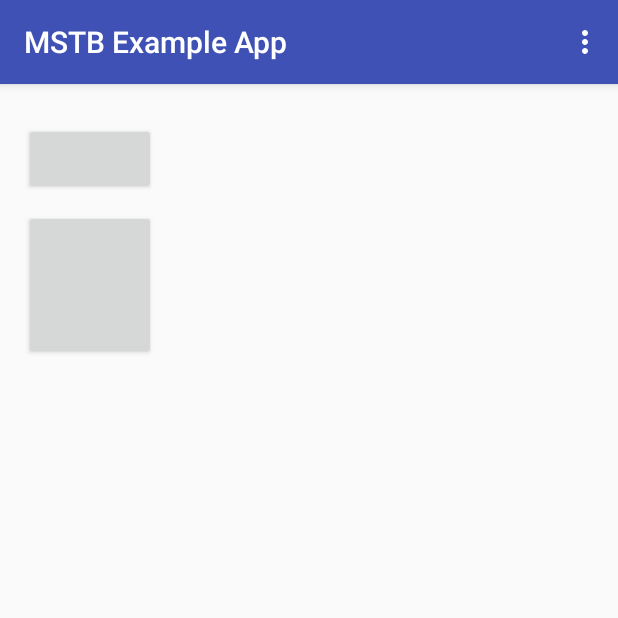
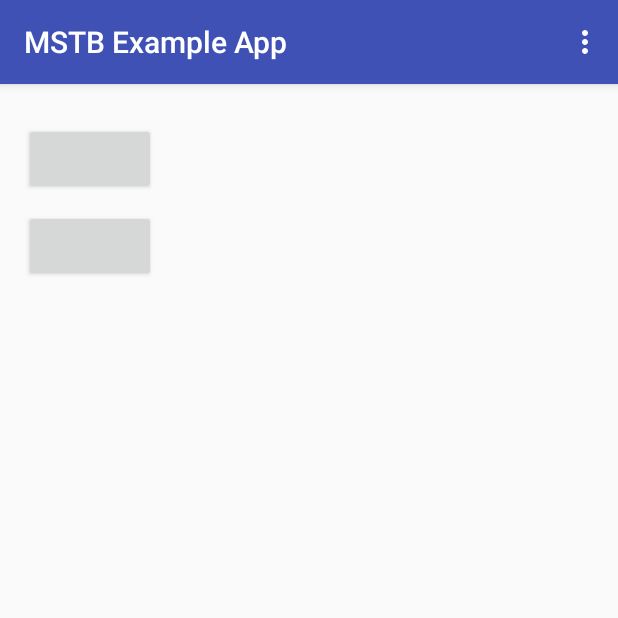
Before and after one commit to jlhonora/multistatetogglebutton, an Android app: the screen it shows after launch (MainActivity), on a phone screen of 412 x 824 dp, the top half of it. Run offline under Robolectric (Android 15) with nearby library versions, the phone set to English and light mode, and no system bars; libraries missing offline, so code that uses them is left out: org.honorato.multistatetogglebutton; plain views replace MultiStateToggleButton; 2 statements that could not run were skipped.

Commit message:
Revert to normal height

```diff
--- a/example/src/main/res/layout/activity_main.xml
+++ b/example/src/main/res/layout/activity_main.xml
@@ -1,5 +1,6 @@
 <LinearLayout xmlns:android="http://schemas.android.com/apk/res/android"
-    xmlns:tools="http://schemas.android.com/tools" android:layout_width="match_parent"
+    xmlns:tools="http://schemas.android.com/tools"
+    android:layout_width="match_parent"
     android:layout_height="match_parent" android:paddingLeft="@dimen/activity_horizontal_margin"
     android:paddingRight="@dimen/activity_horizontal_margin"
     android:paddingTop="@dimen/activity_vertical_margin"
@@ -17,7 +18,7 @@
     <org.honorato.multistatetogglebutton.MultiStateToggleButton
         android:id="@+id/mstb_multi2_id"
         android:layout_width="wrap_content"
-        android:layout_height="100dip"
+        android:layout_height="wrap_content"
         android:layout_marginTop="10dip"
         android:entries="@array/dogs_array" />
 
```
